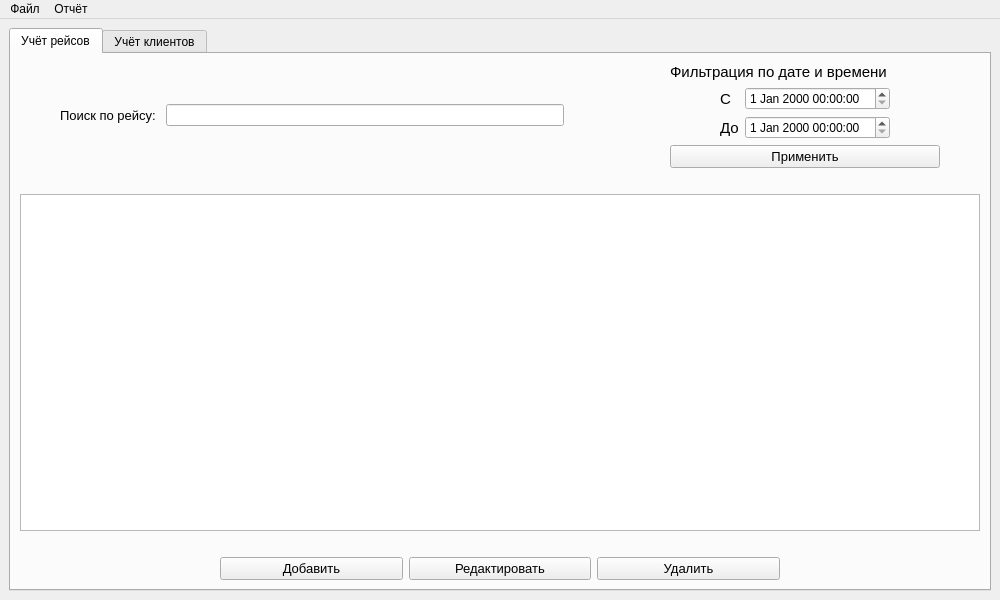
This is mainwindow.ui in VladRoven/Qt-project-railway-station as Qt 5 draws it before an edit. The edited form follows.
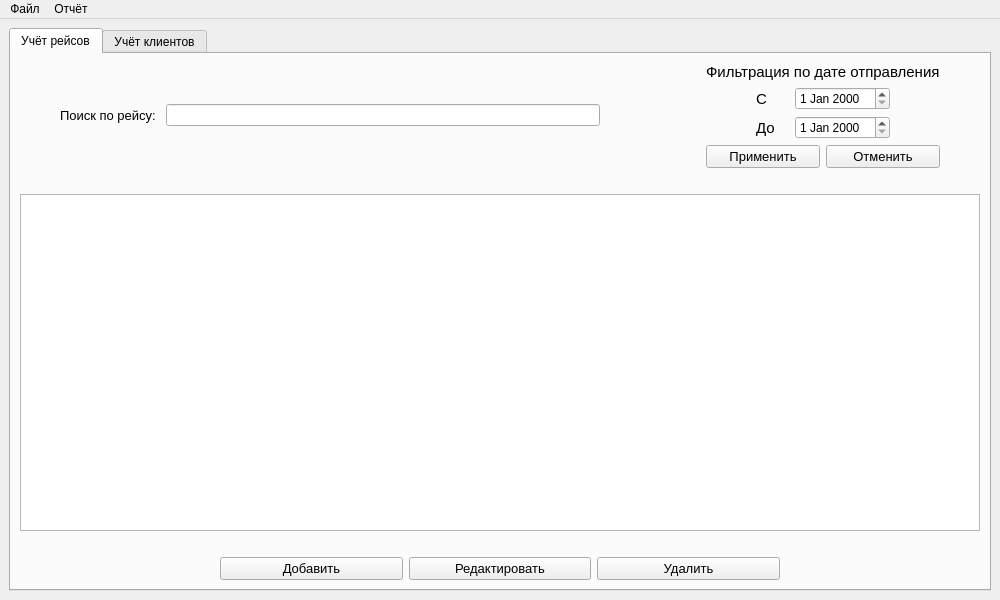
This is the edited form.

Commit message: Create filter

```diff
--- a/mainwindow.ui
+++ b/mainwindow.ui
@@ -98,7 +98,7 @@
                </font>
               </property>
               <property name="text">
-               <string>Фильтрация по дате и времени</string>
+               <string>Фильтрация по дате отправления</string>
               </property>
              </widget>
             </item>
@@ -123,11 +123,7 @@
                </widget>
               </item>
               <item>
-               <widget class="QDateTimeEdit" name="date_from">
-                <property name="cursor">
-                 <cursorShape>PointingHandCursor</cursorShape>
-                </property>
-               </widget>
+               <widget class="QDateEdit" name="date_from"/>
               </item>
              </layout>
             </item>
@@ -155,14 +151,12 @@
                </widget>
               </item>
               <item>
-               <widget class="QDateTimeEdit" name="date_to">
-                <property name="cursor">
-                 <cursorShape>PointingHandCursor</cursorShape>
-                </property>
-               </widget>
+               <widget class="QDateEdit" name="date_to"/>
               </item>
              </layout>
             </item>
+            <item>
+             <layout class="QHBoxLayout" name="horizontalLayout_2">
             <item>
              <widget class="QPushButton" name="btn_set_filter">
               <property name="font">
@@ -177,6 +171,20 @@
                <string>Применить</string>
               </property>
              </widget>
+              </item>
+              <item>
+               <widget class="QPushButton" name="btn_drop_filter">
+                <property name="font">
+                 <font>
+                  <pointsize>10</pointsize>
+                 </font>
+                </property>
+                <property name="text">
+                 <string>Отменить</string>
+                </property>
+               </widget>
+              </item>
+             </layout>
             </item>
            </layout>
           </item>
```
Left out of the diff: 3 changed lines with no effect on the pictures. Lines whose indentation alone changed are shown as unchanged. The commit also changes 3 other files.
